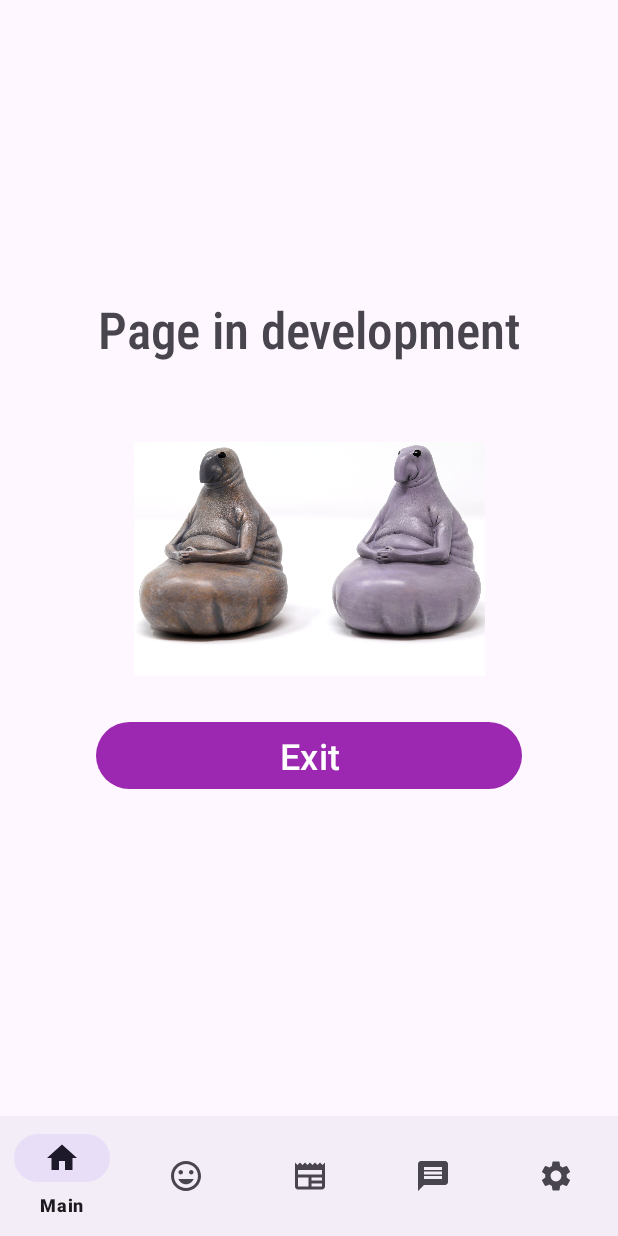
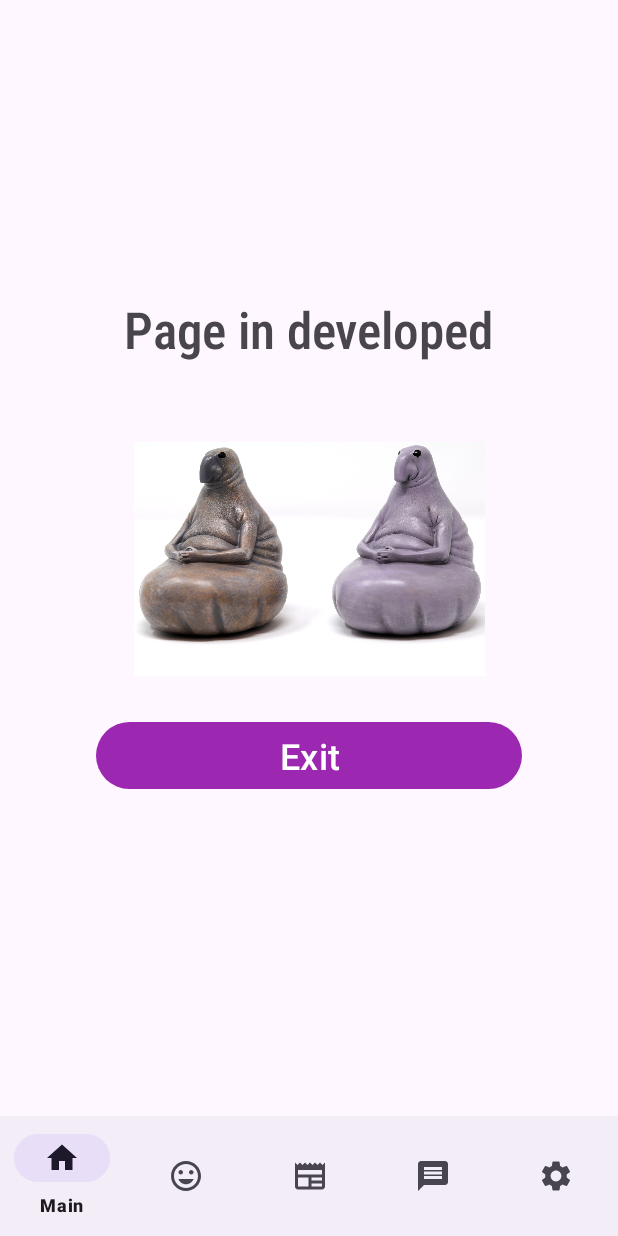
Before and after one commit to labinochka/summer-practice-android, an Android app: the ChanelFragment screen opened through its navigation route, on a phone screen of 412 x 824 dp. Run offline under Robolectric (Android 15) with nearby library versions, the phone set to English and light mode, and no system bars; our stand-ins replace navigation-ui; 3 statements that could not run were skipped.

Commit message:
Update fragment_chanel.xml

```diff
--- a/app/src/main/res/layout/fragment_chanel.xml
+++ b/app/src/main/res/layout/fragment_chanel.xml
@@ -11,7 +11,7 @@
         android:layout_width="wrap_content"
         android:layout_height="wrap_content"
         android:fontFamily="sans-serif-condensed-medium"
-        android:text="Page in development"
+        android:text="@string/Develop"
         android:textSize="34sp"
         app:layout_constraintBottom_toTopOf="@+id/imageView4"
         app:layout_constraintEnd_toEndOf="parent"
@@ -35,7 +35,7 @@
         android:layout_height="wrap_content"
         android:layout_marginStart="64dp"
         android:layout_marginEnd="64dp"
-        android:text="Exit"
+        android:text="@string/Exit"
         android:textSize="24sp"
         app:layout_constraintBottom_toBottomOf="parent"
         app:layout_constraintEnd_toEndOf="parent"
```
